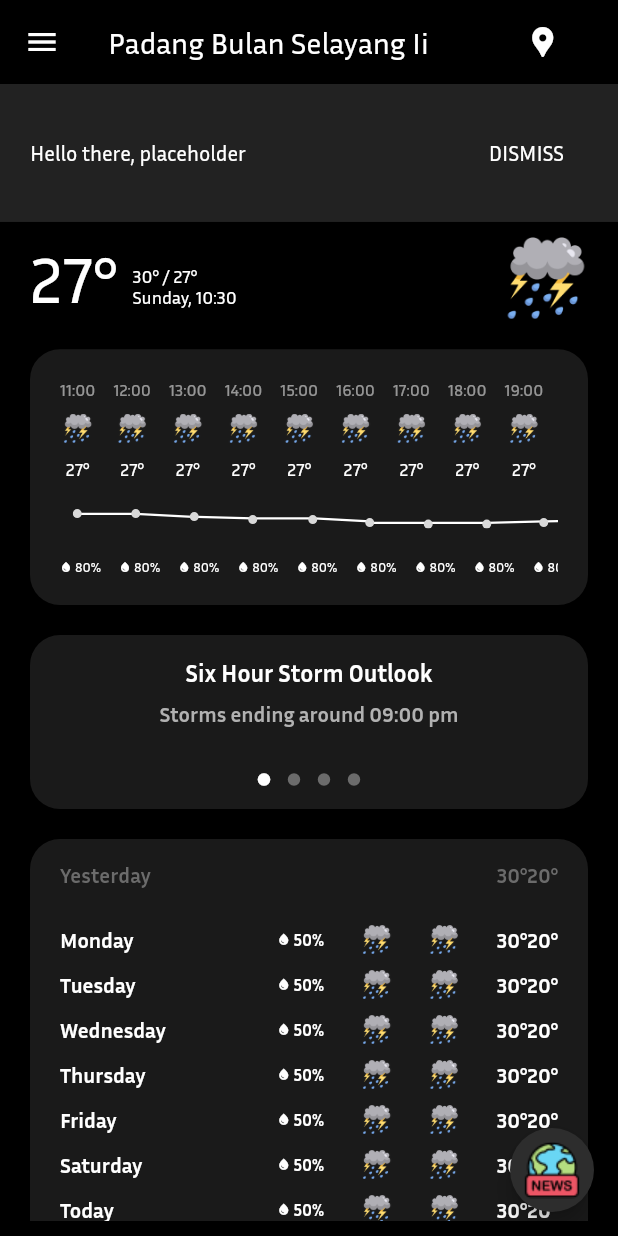
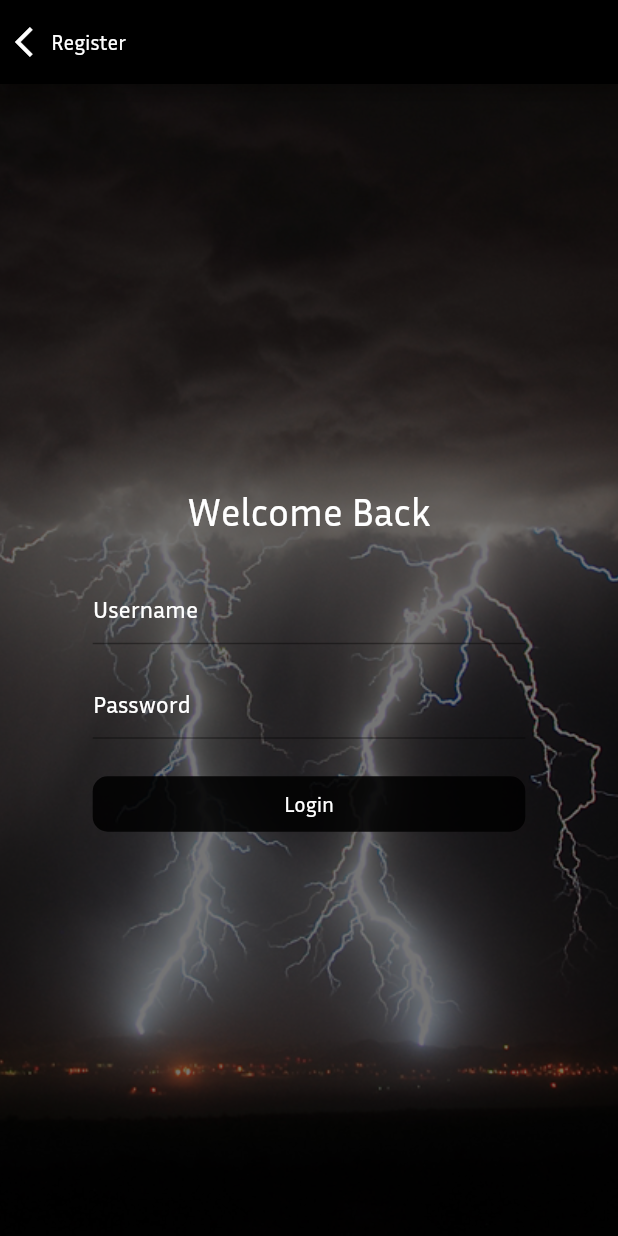
Before and after one commit to Melvin-Jovano/mobile-uas, a Flutter app: the screen it shows after launch, on a phone screen of 412 x 824 dp. Run offline on Flutter 3.47's test engine with Material 2 defaults, Android fonts, the phone set to English and light mode, and no system bars; our stand-ins replace dio, flutter_svg, shared_preferences.

Commit message:
feat: login & register

```diff
--- a/lib/main.dart
+++ b/lib/main.dart
@@ -1,7 +1,7 @@
 import 'package:flutter/material.dart';
 import 'package:mobile_uas/common/manage_locations_provider.dart';
 import 'package:mobile_uas/config/provider.dart';
-import 'package:mobile_uas/pages/home.dart';
+import 'package:mobile_uas/pages/login.dart';
 import 'package:provider/provider.dart';
 
 void main() {
@@ -50,7 +50,7 @@ class MyApp extends StatelessWidget {
             fillColor: MaterialStateColor.resolveWith((states) => Colors.white)
           )
         ),
-        home: const HomePage(),
+        home: const Login(),
       ),
     );
   }
--- a/lib/pages/home.dart
+++ b/lib/pages/home.dart
@@ -53,14 +53,14 @@ class _HomePageState extends State<HomePage> {
     ScaffoldMessenger.of(context).showMaterialBanner(
       MaterialBanner(
         padding: const EdgeInsets.all(20),
-        content: Text('Hello there, ${prov.username}'),
+        content: Text('Welcome back, ${prov.username}'),
         backgroundColor: const Color.fromARGB(255, 34, 34, 34),
         actions: <Widget>[
           TextButton(
             onPressed: () {
               ScaffoldMessenger.of(context).hideCurrentMaterialBanner();
             },
-            child: const Text('DISMISS', style: TextStyle(
+            child: const Text('Close', style: TextStyle(
               color: Colors.white
             ),),
           ),
--- /dev/null
+++ b/lib/pages/login.dart
@@ -0,0 +1,127 @@
+import 'package:flutter/material.dart';
+import 'package:mobile_uas/config/pallete.dart';
+import 'package:mobile_uas/config/provider.dart';
+import 'package:mobile_uas/pages/home.dart';
+import 'package:mobile_uas/pages/register.dart';
+import 'package:provider/provider.dart';
+
+class Login extends StatelessWidget {
+  const Login({super.key});
+
+  @override
+  Widget build(BuildContext context) {
+    final prov = Provider.of<MainProvider>(context);
+
+    TextEditingController usernameController = TextEditingController();
+    TextEditingController passwordController = TextEditingController();
+
+    return SafeArea(
+      child: GestureDetector(
+        onTap: () {
+          FocusScope.of(context).unfocus();
+        },
+        child: Scaffold(
+          appBar: AppBar(
+            backgroundColor: Pallete.primary,
+            leadingWidth: 100,
+            leading: Row(
+              children: [
+                const SizedBox(width: 10,),
+                InkWell(
+                  onTap: () {
+                    Navigator.push(
+                      context,
+                      MaterialPageRoute(builder: (context) => const Register()),
+                    );
+                  },
+                  child: const Row(
+                    children: [
+                      Icon(Icons.arrow_back_ios),
+                      Text('Register'),
+                    ],
+                  ),
+                )
+              ],
+            ),
+          ),
+          backgroundColor: Pallete.primary,
+          body: Container(
+            decoration: const BoxDecoration(
+              image: DecorationImage(
+                image: AssetImage('assets/img/login.jpeg'),
+                fit: BoxFit.cover,
+                colorFilter: ColorFilter.mode(Colors.black54, BlendMode.darken)
+              )
+            ),
+            child: Center(
+              child: SizedBox(
+                width: MediaQuery.of(context).size.width * 0.7,
+                child: Column(
+                  mainAxisSize: MainAxisSize.min,
+                  children: [
+                    const Text('Welcome Back', style: TextStyle(
+                      fontSize: 26
+                    )),
+                    const SizedBox(height: 25,),
+                    TextField(
+                      controller: usernameController,
+                      decoration: const InputDecoration(
+                        hintText: 'Username',
+                        hintStyle: TextStyle(
+                          color: Colors.white,
+                        )
+                      ),
+                    ),
+                    const SizedBox(height: 15,),
+                    TextField(
+                      obscureText: true,
+                      autocorrect: false,
+                      controller: passwordController,
+                      decoration: const InputDecoration(
+                        hintText: 'Password',
+                        hintStyle: TextStyle(
+                          color: Colors.white,
+                        )
+                      ),
+                    ),
+                    const SizedBox(height: 25,),
+                    InkWell(
+                      onTap: () {
+                        if(usernameController.text.isEmpty || passwordController.text.isEmpty) {
+                          ScaffoldMessenger.of(context).showSnackBar(const SnackBar(
+                            content: Text('All inputs must be filled'),
+                          ));
+                          return;
+                        }
+                        prov.setUsername = usernameController.text;
+                        Navigator.pushAndRemoveUntil(
+                          context,
+                          MaterialPageRoute(
+                            builder: (_) => const HomePage()
+                          ),
+                          (Route<dynamic> route) => false
+                        );
+                      },
+                      child: Container(
+                        alignment: Alignment.center,
+                        width: double.infinity,
+                        padding: const EdgeInsets.symmetric(
+                          vertical: 10
+                        ),
+                        decoration: const BoxDecoration(
+                          color: Colors.black87,
+                          borderRadius: BorderRadius.all(Radius.circular(10))
+                        ),
+                        child:  const Text('Login'),
+                      ),
+                    )
+                  ],
+                ),
+              ),
+            ),
+          ),
+        ),
+      ),
+    );
+  }
+}
```
Also changed, not shown: lib/pages/register.dart (added, +113 -0 lines), assets/img/login.jpeg (added), assets/img/register.jpeg (added).
